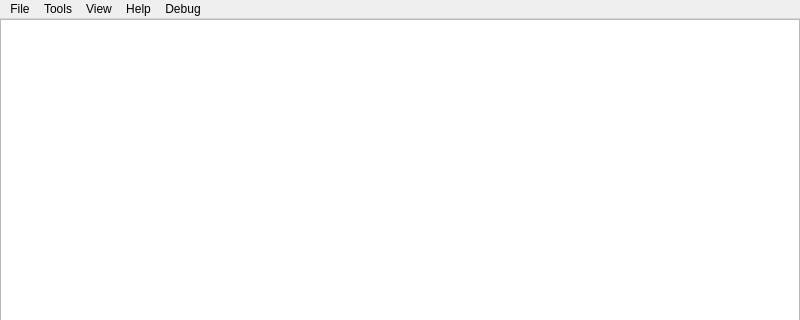
Old version of the form src/TSVview/MainWindow.ui in the repository marc-sturm/TSVview; both pictures show x 0 to 800 and y 0 to 320 of the 800 by 600 pixel window.
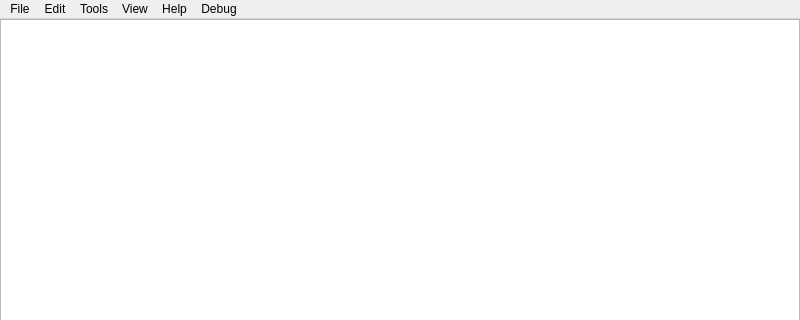
New version of the form. Icons and pictures are not drawn. Custom widgets are drawn as their Qt base class.

The edit to the form file:
```diff
--- a/src/TSVview/MainWindow.ui
+++ b/src/TSVview/MainWindow.ui
@@ -111,7 +111,15 @@
     <addaction name="actionShowDatasetInfo"/>
     <addaction name="actionGenerateExampleData"/>
    </widget>
+   <widget class="QMenu" name="menuEdit">
+    <property name="title">
+     <string>Edit</string>
+    </property>
+    <addaction name="grep"/>
+    <addaction name="transpose"/>
+   </widget>
    <addaction name="menuFile"/>
+   <addaction name="menuEdit"/>
    <addaction name="menuTools"/>
    <addaction name="menuView"/>
    <addaction name="menuHelp"/>
```
Left out of the diff: 11 changed lines with no effect on the pictures.
